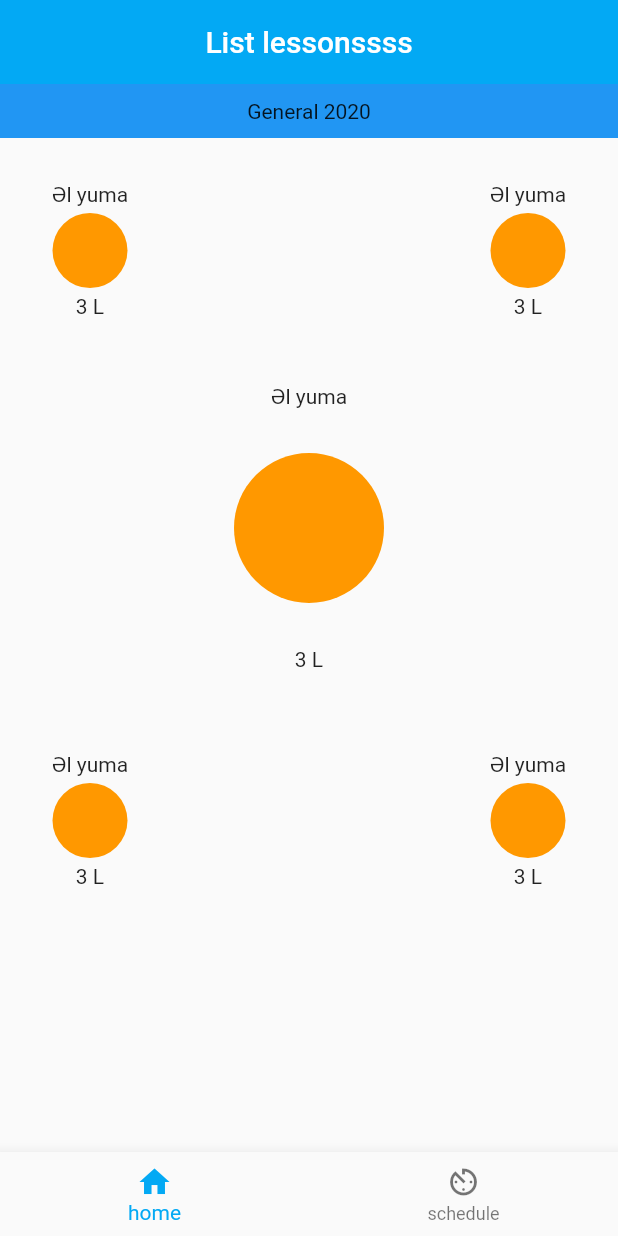
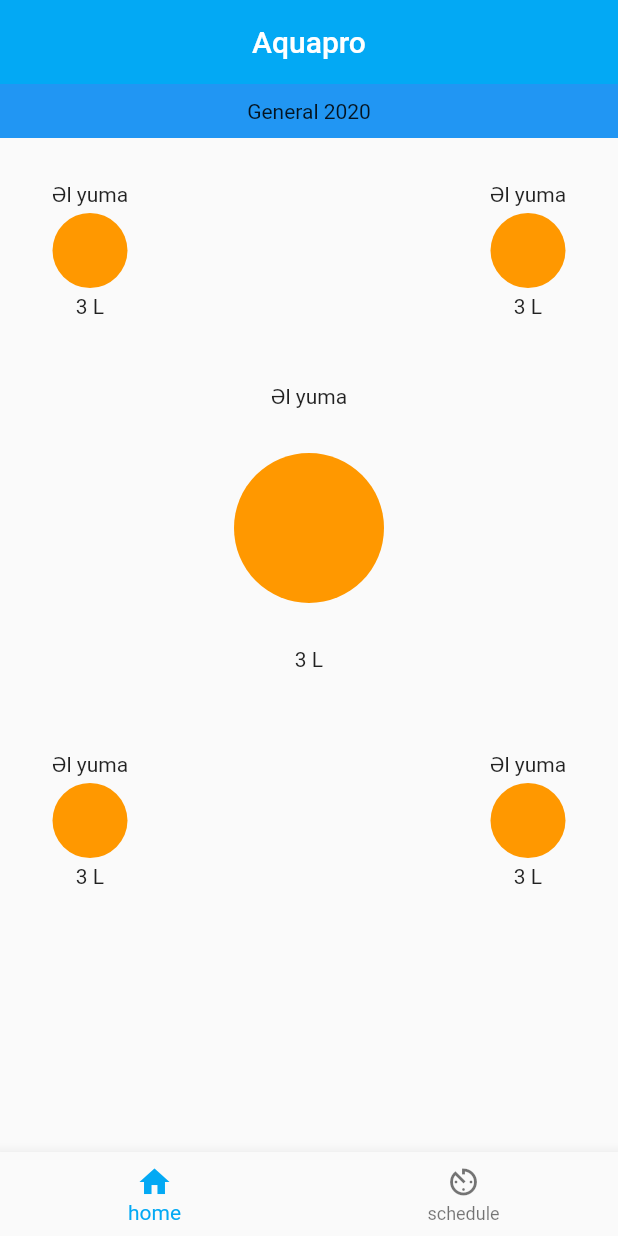
Before and after one commit to sahmirzali/aquapro, a Flutter app: the screen it shows after launch, on a phone screen of 412 x 824 dp. Run offline on Flutter 3.47's test engine with Material 2 defaults, Android fonts, the phone set to English and light mode, and no system bars.

Commit message:
4july_10:53

```diff
--- /dev/null
+++ b/lib/home_page.dart
@@ -0,0 +1,16 @@
+import 'package:flutter/material.dart';
+
+import 'dates.dart';
+import 'modes.dart';
+
+class AnaSayfa extends StatelessWidget {
+  @override
+  Widget build(BuildContext context) {
+    return Column(
+      children: <Widget>[
+        Dates(),
+        Modes(),
+      ],
+    );
+  }
+}
--- a/lib/main.dart
+++ b/lib/main.dart
@@ -1,3 +1,5 @@
+import 'package:aquapro/home_page.dart';
+import 'package:aquapro/schedule.dart';
 import 'package:flutter/material.dart';
 import 'dates.dart';
 import 'modes.dart';
@@ -11,7 +13,7 @@ class MyApp extends StatelessWidget {
   Widget build(BuildContext context) {
     return MaterialApp(
         debugShowCheckedModeBanner: false,
-        title: "AquaHack",
+        title: "Aquapro",
         theme: ThemeData(
           primarySwatch: Colors.lightBlue,
         ),
@@ -26,6 +28,17 @@ class Home_Page extends StatefulWidget {
 
 class _Home_PageState extends State<Home_Page> {
   int secilenMunuItem = 0;
+  List<Widget> allPages;
+  AnaSayfa anaSayfa;
+  Schedule schedulePage;
+
+  @override
+  void initState() {
+    super.initState();
+    anaSayfa = AnaSayfa();
+    schedulePage = Schedule();
+    allPages = [anaSayfa, schedulePage];
+  }
 
   @override
   Widget build(BuildContext context) {
@@ -34,20 +47,16 @@ class _Home_PageState extends State<Home_Page> {
         centerTitle: true,
         elevation: 0,
         title: Text(
-          "List lessonssss",
+          "Aquapro",
           style: TextStyle(color: Colors.white),
         ),
       ),
-      body: Column(
-        children: <Widget>[
-          Dates(),
-          Modes(),
-        ],
-      ),
+      body: allPages[secilenMunuItem],
       bottomNavigationBar: bottomNavMenu(),
     );
   }
-   bottomNavMenu(){
+
+  bottomNavMenu() {
     return BottomNavigationBar(
       items: <BottomNavigationBarItem>[
         BottomNavigationBarItem(icon: Icon(Icons.home), title: Text("home")),
```
Also changed, not shown: lib/schedule.dart (+20 -0 lines). Lines whose indentation alone changed are shown as unchanged.
